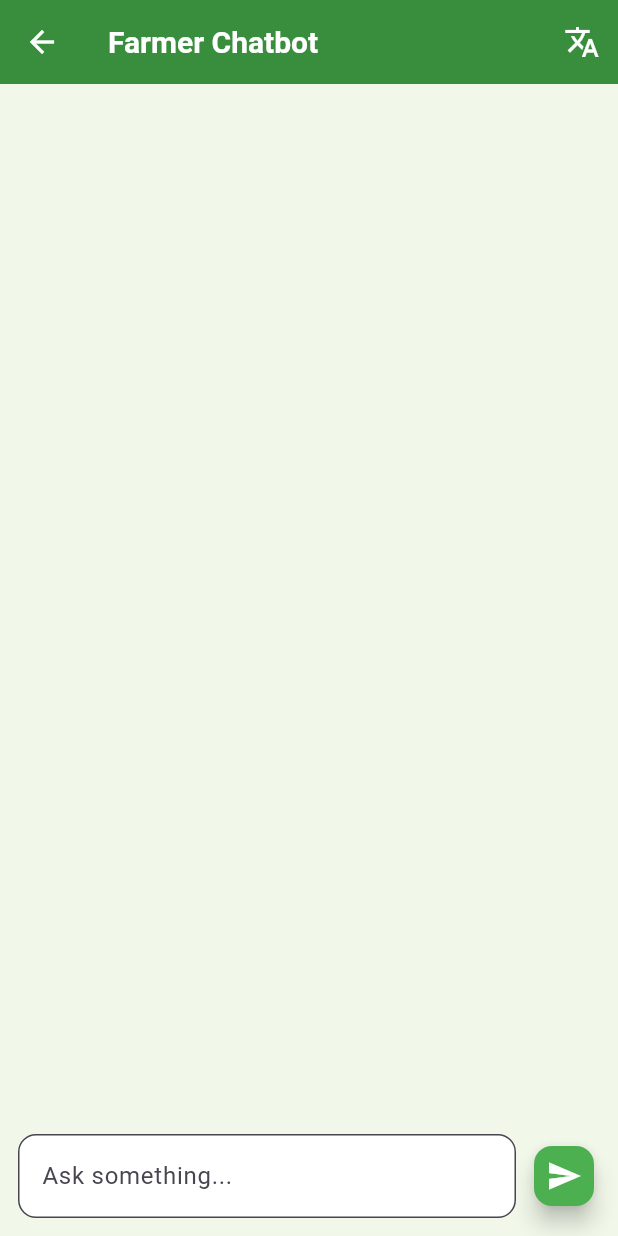
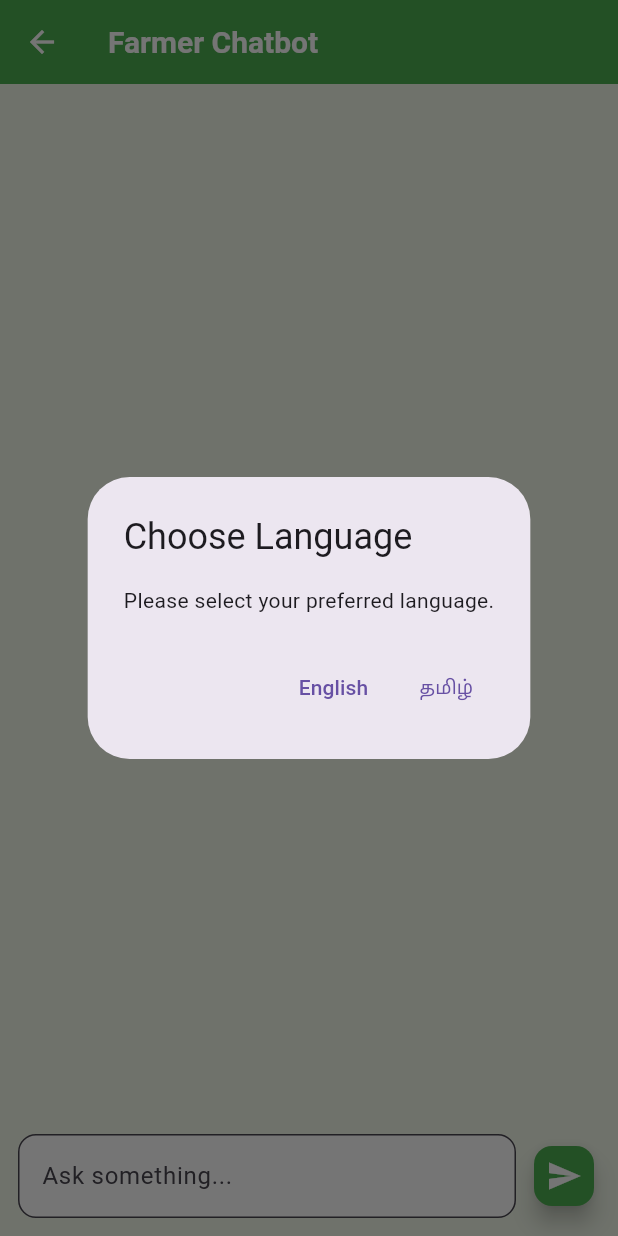
Before and after one commit to Sriram7755/INTELLIFARM, a Flutter app: the ChatbotScreen screen opened by its route, after a tap on the "send" icon, on a phone screen of 412 x 824 dp. Run offline on Flutter 3.47's test engine with Material 3 defaults, Android fonts, the phone set to English and light mode, and no system bars; our stand-ins replace cloud_firestore, firebase_auth, firebase_core, flutter_spinkit, geocoding, geolocator and 3 more; missing offline and left inert: translator; accounts and stored records are empty.

Commit message:
Update chatbot and pubspec files

```diff
--- a/lib/chatbot.dart
+++ b/lib/chatbot.dart
@@ -2,6 +2,7 @@ import 'package:flutter/material.dart';
 import 'package:http/http.dart' as http;
 import 'dart:convert';
 import 'package:translator/translator.dart';
+
 
 class ChatbotScreen extends StatefulWidget {
   @override
@@ -16,6 +17,41 @@ class _ChatbotScreenState extends State<ChatbotScreen> {
   bool isLoading = false;
   bool isTamil = false;
 
+  @override
+  void initState() {
+    super.initState();
+    WidgetsBinding.instance.addPostFrameCallback((_) {
+      _showLanguageDialog();
+    });
+  }
+
+  void _showLanguageDialog() {
+    showDialog(
+      context: context,
+      barrierDismissible: false,
+      builder: (_) => AlertDialog(
+        title: Text("Choose Language"),
+        content: Text("Please select your preferred language."),
+        actions: [
+          TextButton(
+            onPressed: () {
+              setState(() => isTamil = false);
+              Navigator.pop(context);
+            },
+            child: Text("English"),
+          ),
+          TextButton(
+            onPressed: () {
+              setState(() => isTamil = true);
+              Navigator.pop(context);
+            },
+            child: Text("தமிழ்"),
+          ),
+        ],
+      ),
+    );
+  }
+
  Future<void> sendMessage() async {
   String userMessage = _controller.text.trim();
   if (userMessage.isEmpty) return;
@@ -27,23 +63,30 @@ class _ChatbotScreenState extends State<ChatbotScreen> {
   _controller.clear();
 
   try {
-      String translatedMessage = userMessage;
+    String processedMessage = userMessage;
+
+    // Translate to English if user selected Tamil
     if (isTamil) {
-        translatedMessage = (await translator.translate(userMessage, from: 'ta', to: 'en')).text;
+      processedMessage =
+          (await translator.translate(userMessage, from: 'ta', to: 'en')).text;
     }
 
-      var url = Uri.parse('http://172.22.69.171:5000/chat'); // Replace with your endpoint
+    var url = Uri.parse('http://172.16.142.229:5000/chat'); // your backend URL
     var response = await http.post(
       url,
       headers: {"Content-Type": "application/json"},
-        body: jsonEncode({"prompt": translatedMessage}),
+      body: jsonEncode({"prompt": processedMessage}),
     );
 
     if (response.statusCode == 200) {
       String botReply = jsonDecode(response.body)["response"];
+
+      // Only translate response to Tamil if user selected Tamil
       if (isTamil) {
-          botReply = (await translator.translate(botReply, from: 'en', to: 'ta')).text;
+        botReply =
+            (await translator.translate(botReply, from: 'en', to: 'ta')).text;
       }
+
       setState(() {
         messages.add({"role": "bot", "text": botReply});
       });
@@ -60,6 +103,7 @@ class _ChatbotScreenState extends State<ChatbotScreen> {
     setState(() => isLoading = false);
   }
 }
+
 
   Widget buildMessageBubble(String text, bool isUser) {
     return Align(
@@ -84,13 +128,7 @@ class _ChatbotScreenState extends State<ChatbotScreen> {
     return Scaffold(
       appBar: AppBar(
         title: Text("Farmer Chatbot"),
-        actions: [
-          IconButton(
-            icon: Icon(isTamil ? Icons.language : Icons.translate),
-            onPressed: () => setState(() => isTamil = !isTamil),
-            tooltip: isTamil ? "Switch to English" : "Switch to Tamil",
-          ),
-        ],
+        backgroundColor: Color(0xFF4CAF50),
       ),
       body: Column(
         children: [
@@ -112,7 +150,8 @@ class _ChatbotScreenState extends State<ChatbotScreen> {
                   );
                 }
                 final msg = messages[index];
-                return buildMessageBubble(msg["text"]!, msg["role"] == "user");
+                return buildMessageBubble(
+                    msg["text"]!, msg["role"] == "user");
               },
             ),
           ),
@@ -126,8 +165,11 @@ class _ChatbotScreenState extends State<ChatbotScreen> {
                     textInputAction: TextInputAction.send,
                     onSubmitted: (_) => sendMessage(),
                     decoration: InputDecoration(
-                      hintText: isTamil ? "எதை கேட்க விரும்புகிறீர்கள்?" : "Ask something...",
-                      border: OutlineInputBorder(borderRadius: BorderRadius.circular(12)),
+                      hintText: isTamil
+                          ? "எதை கேட்க விரும்புகிறீர்கள்?"
+                          : "Ask something...",
+                      border: OutlineInputBorder(
+                          borderRadius: BorderRadius.circular(12)),
                       filled: true,
                       fillColor: Colors.white,
                     ),
```
Also changed, not shown: pubspec.yaml (+7 -2 lines), pubspec.lock. Lines whose indentation alone changed are shown as unchanged.
